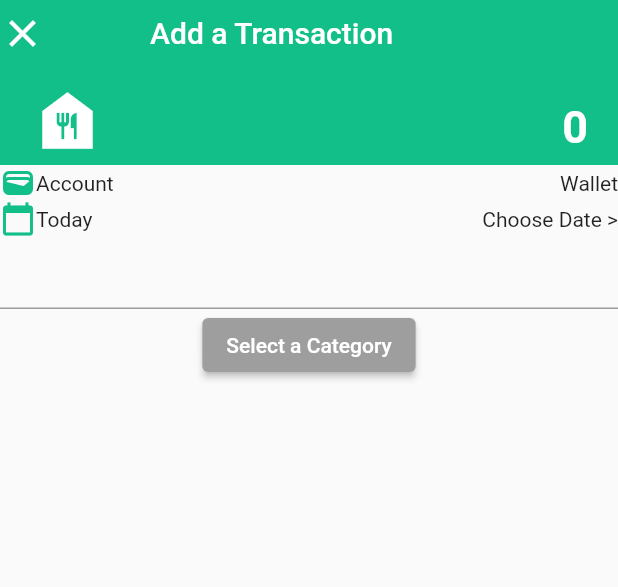
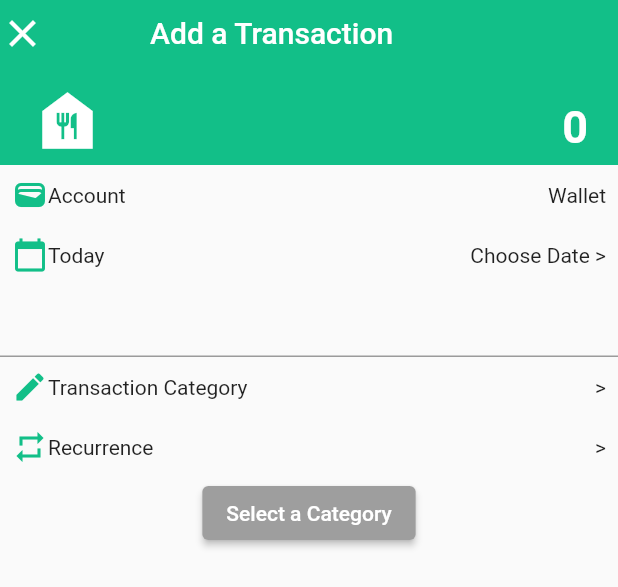
Before and after one commit to AkshitSharmaBash/Finsecure, a Flutter app: the MyWidget widget shown alone on an empty page, opened directly, on a phone screen of 412 x 824 dp. Shown: the top 587 px of the screen. Run offline on Flutter 3.47's test engine with Material 2 defaults, Android fonts, the light colour scheme and no system bars; missing offline and left inert: dart:js.

Commit message:
Optimized the Code and deleted few files

```diff
--- a/finsecure/lib/screens/addTransaction.dart
+++ b/finsecure/lib/screens/addTransaction.dart
@@ -5,13 +5,15 @@ import 'dart:js';
 import 'package:finsecure/screens/categories.dart';
 import 'package:flutter/material.dart';
 
+import '../widget/transaction.dart';
+
 void main() {
   runApp(MaterialApp(
-      initialRoute: "/",
-      routes: {
-        "/":(context)=>MyWidget() ,
-        "/options":(context)=>Categories()
-      },
+      // initialRoute: "/",
+      // routes: {
+      //   "/":(context)=>MyWidget() ,
+      //   "/options":(context)=>Categories()
+      // },
       debugShowCheckedModeBanner: false, home: Scaffold(body: MyWidget())));
 }
 
@@ -77,28 +79,23 @@ class _MyWidgetState extends State<MyWidget> {
                                   fontSize: 30,
                                   fontWeight: FontWeight.w700),
                             )),
-                        onTap: () {})
+                        onTap: () {
+
+                        })
                   ],
                 )
               ],
             )),
-        Row(mainAxisAlignment: MainAxisAlignment.spaceBetween, children: [
-          Row(children: [
-            Icon(Icons.wallet, color: Color(0xFF12BF88)),
-            Text("Account")
-          ]),
-          Text("Wallet")
-        ]),
-        Row(mainAxisAlignment: MainAxisAlignment.spaceBetween, children: [
-          Row(children: [
-            Icon(Icons.calendar_today, color: Color(0xFF12BF88)),
-            Text(date)
-          ], ),
-          Text("Choose Date >")
-        ]),
+
+          //   Rows of Transaction Wiget
+       TransactionWidget(Icons.wallet, "Account","Wallet"),         // Account
+        TransactionWidget(Icons.calendar_today,"Today","Choose Date >"),              // Date Picker
 
             TextField(),
 
+          TransactionWidget(Icons.edit, "Transaction Category", ">"),        // Transaction Category
+          TransactionWidget(Icons.repeat,"Recurrence",">") // Reccurence
+          ,
         ElevatedButton(
           style: ButtonStyle(
 
@@ -107,7 +104,7 @@ class _MyWidgetState extends State<MyWidget> {
           ),
           onPressed: (
 
-          ){ Navigator.push(context,);},
+          ){ },
         child: Text("Select a Category"))
 
       ],
--- /dev/null
+++ b/finsecure/lib/widget/transaction.dart
@@ -0,0 +1,26 @@
+import 'package:flutter/material.dart';
+
+class TransactionWidget extends StatelessWidget {
+   IconData? icon;
+   String? text1;
+   String? text2;
+    TransactionWidget(IconData icon, String text1, String text2, {super.key}){
+      this.icon=icon;
+      this.text1=text1;
+      this.text2=text2;
+      }
+
+  @override
+  Widget build(BuildContext context) {
+    return Padding(
+      padding: const EdgeInsets.all(8.0),
+      child: Row(mainAxisAlignment: MainAxisAlignment.spaceBetween, children: [
+        // Date Picker Start
+        Row(
+          children: [Icon(icon, color: Color(0xFF12BF88)), Text(text1!)],
+        ),
+        Text(text2!)
+      ]),
+    );
+  }
+}
```
Also changed, not shown: finsecure/lib/screens/categories.dart (+56 -20 lines), finsecure/lib/screens/iconsMapping.dart (added, +17 -0 lines), finsecure/lib/screens/option.dart (deleted, +0 -8 lines), finsecure/lib/screens/start-page.dart (deleted, +0 -21 lines), finsecure/lib/screens/more.dart (added), finsecure/lib/screens/moreOptions.dart (deleted).
